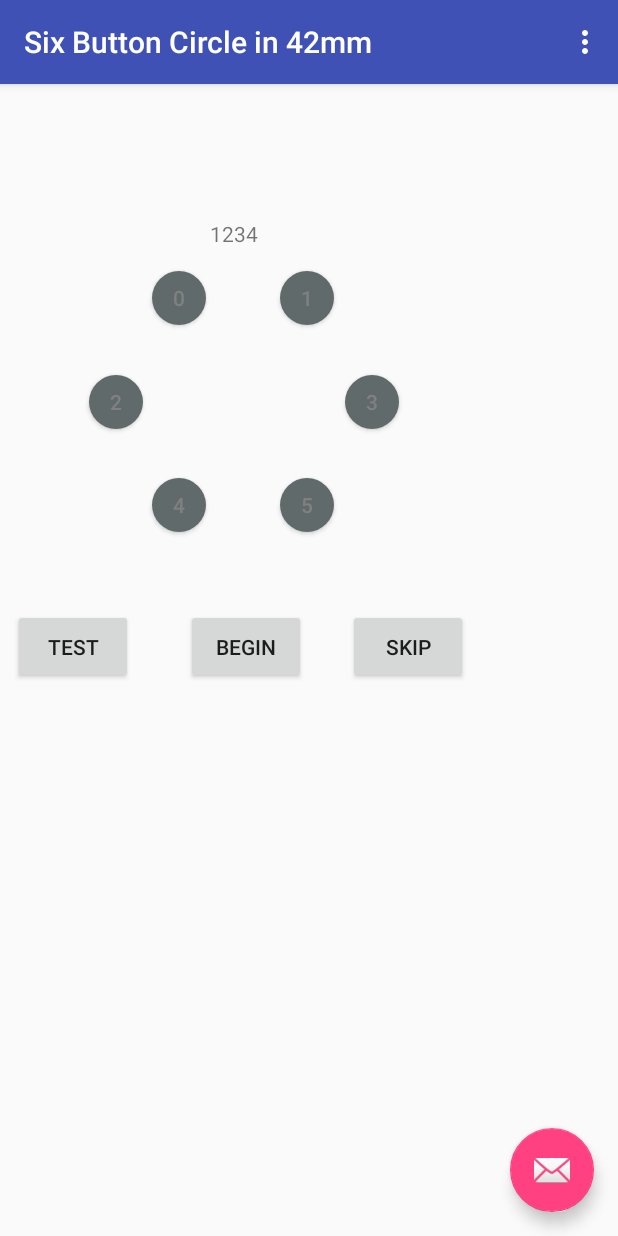
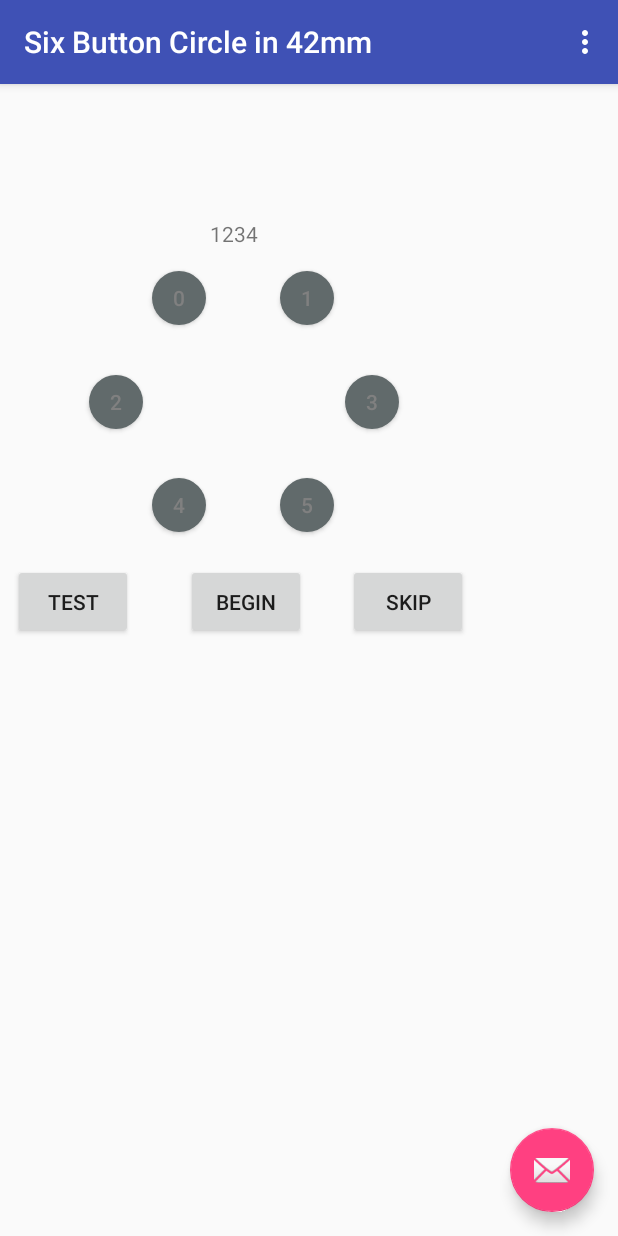
Before and after one commit to yuezhao92/HCI-Android-Unlocking, an Android app: the BigSix screen opened directly, with no data from a screen before it, on a phone screen of 412 x 824 dp. Run offline under Robolectric (Android 15) with nearby library versions, the phone set to English and light mode, and no system bars.

Commit message:
update xml

```diff
--- a/Unlock-Overall/app/src/main/res/layout/content_big_six.xml
+++ b/Unlock-Overall/app/src/main/res/layout/content_big_six.xml
@@ -123,7 +123,7 @@
             android:layout_below="@+id/button0"
             android:layout_centerHorizontal="true"
             android:layout_x="124dp"
-            android:layout_y="350dp" />
+            android:layout_y="320dp" />
 
         <Button
             android:layout_width="80dp"
@@ -135,7 +135,7 @@
             android:layout_toEndOf="@+id/button9"
             android:onClick="skip"
             android:layout_x="232dp"
-            android:layout_y="350dp" />
+            android:layout_y="320dp" />
 
         <Button
             android:layout_width="80dp"
@@ -147,7 +147,7 @@
             android:layout_toStartOf="@+id/button4"
             android:onClick="test"
             android:layout_x="9dp"
-            android:layout_y="350dp" />
+            android:layout_y="320dp" />
 
     </AbsoluteLayout>
 
--- a/Unlock-Overall/app/src/main/res/layout/content_small_six.xml
+++ b/Unlock-Overall/app/src/main/res/layout/content_small_six.xml
@@ -121,7 +121,7 @@
             android:layout_below="@+id/button0"
             android:layout_centerHorizontal="true"
             android:layout_x="126dp"
-            android:layout_y="360dp" />
+            android:layout_y="320dp" />
 
         <Button
             android:layout_width="80dp"
@@ -133,7 +133,7 @@
             android:layout_toEndOf="@+id/button9"
             android:onClick="skip"
             android:layout_x="239dp"
-            android:layout_y="360dp" />
+            android:layout_y="320dp" />
 
         <Button
             android:layout_width="80dp"
@@ -145,7 +145,7 @@
             android:layout_toStartOf="@+id/button4"
             android:onClick="test"
             android:layout_x="11dp"
-            android:layout_y="360dp" />
+            android:layout_y="320dp" />
 
     </AbsoluteLayout>
 
```
Also changed, not shown: Unlock-Overall/app/src/main/res/layout/content_my.xml (+4 -4 lines).
